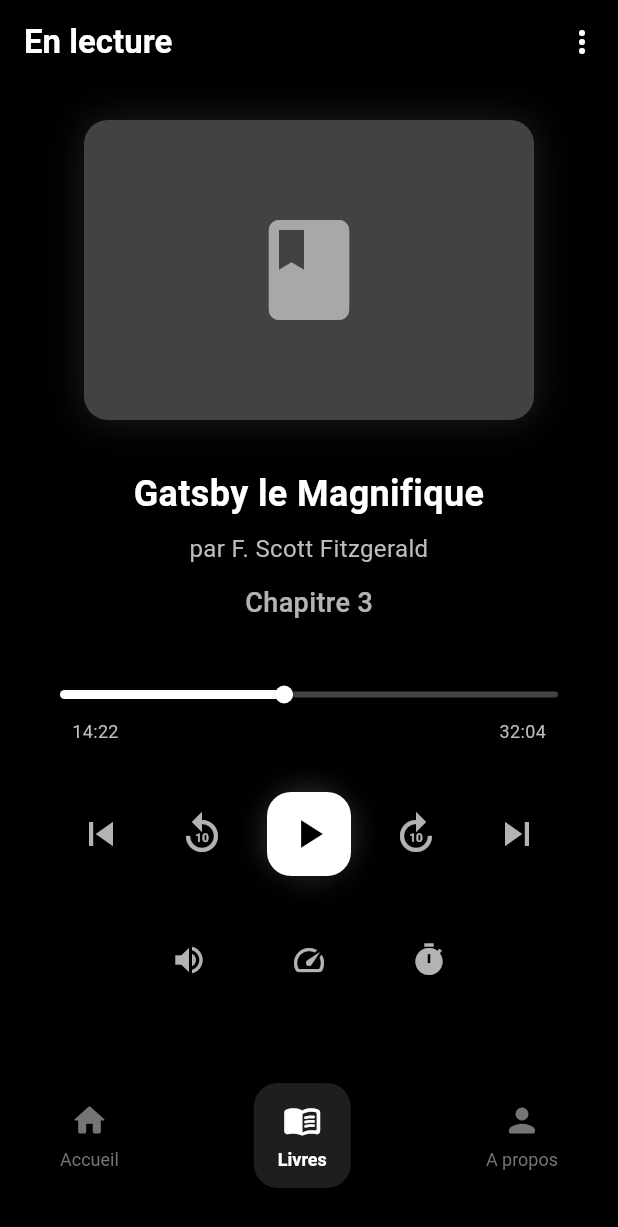
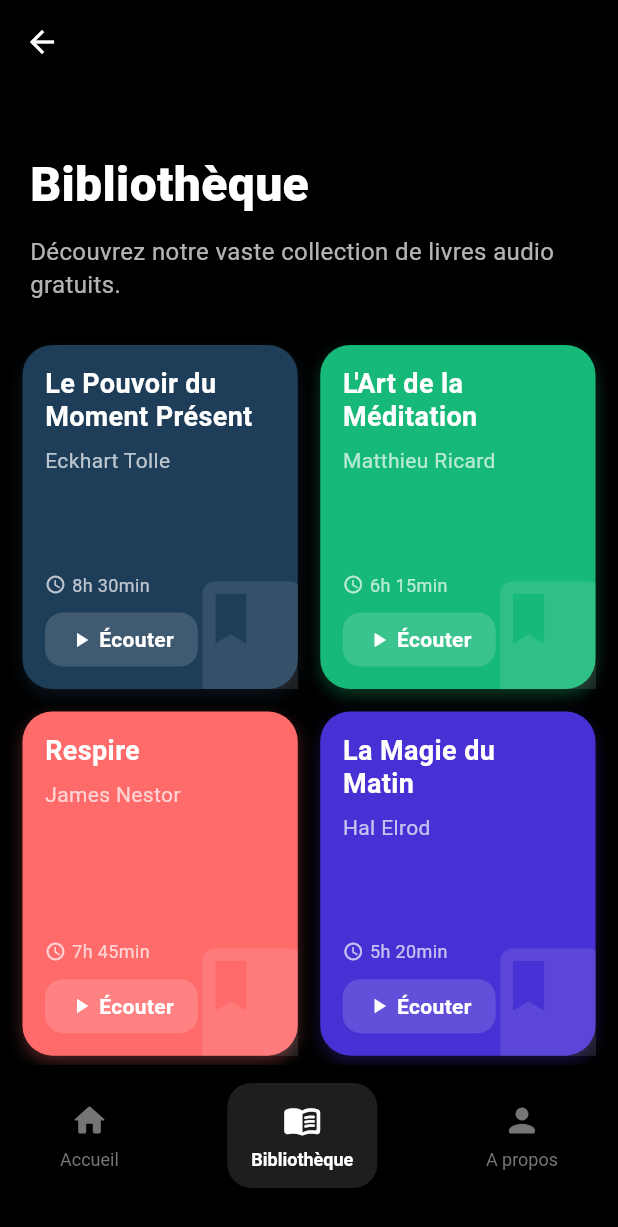
Before and after one commit to JulesNyom/Saga, a Flutter app: the screen it shows after launch, item 2 of the bottom bar chosen, on a phone screen of 412 x 824 dp. Shown: the top 1227 px of the screen. Run offline on Flutter 3.47's test engine with Material 3 defaults, Android fonts, the phone set to English and light mode, and no system bars.

Commit message:
Modified the design of the bibliothèque page

```diff
--- a/saga/lib/screens/tab_manager.dart
+++ b/saga/lib/screens/tab_manager.dart
@@ -45,7 +45,7 @@ class _HomepageState extends State<Homepage> with TickerProviderStateMixin {
               ),
               _buildNavItem(
                 1,
-                "Livres",
+                "Bibliothèque",
                 Icons.menu_book_rounded,
               ),
               _buildNavItem(
--- a/saga/lib/screens/tab_screens/listen.dart
+++ b/saga/lib/screens/tab_screens/listen.dart
@@ -1,238 +1,320 @@
 import 'package:flutter/material.dart';
+import 'package:flutter/services.dart';
 
 class Listen extends StatefulWidget {
-  const Listen({Key? key}) : super(key: key);
+  const Listen({super.key});
 
   @override
-  _ListenState createState() => _ListenState();
+  State<Listen> createState() => _BooksPageState();
 }
 
-class _ListenState extends State<Listen> {
-  bool isPlaying = false;
+class _BooksPageState extends State<Listen> {
+  final ScrollController _scrollController = ScrollController();
+  double _scrollOffset = 0.0;
 
-  final Map<String, dynamic> currentBook = {
-    'title': 'Gatsby le Magnifique',
-    'author': 'F. Scott Fitzgerald',
-    'coverUrl': 'https://example.com/cover.jpg',
-    'description': 'Se déroulant pendant l\'été 1922 à Long Island, ce classique américain suit le mystérieux millionnaire Jay Gatsby et son obsession pour Daisy Buchanan.',
-    'currentChapter': 'Chapitre 3',
-    'progress': 0.45,
-  };
+  // Expanded books list with additional details
+  final List<Map<String, dynamic>> books = [
+    {
+      'title': 'Le Pouvoir du Moment Présent',
+      'author': 'Eckhart Tolle',
+      'duration': '8h 30min',
+      'color': const Color(0xFF1E3D59),
+    },
+    {
+      'title': 'L\'Art de la Méditation',
+      'author': 'Matthieu Ricard',
+      'duration': '6h 15min',
+      'color': const Color(0xFF17B978),
+    },
+    {
+      'title': 'Respire',
+      'author': 'James Nestor',
+      'duration': '7h 45min',
+      'color': const Color(0xFFFF6B6B),
+    },
+    {
+      'title': 'La Magie du Matin',
+      'author': 'Hal Elrod',
+      'duration': '5h 20min',
+      'color': const Color(0xFF4831D4),
+    },
+    {
+      'title': 'Calme et Attentif',
+      'author': 'Susan Kaiser Greenland',
+      'duration': '4h 50min',
+      'color': const Color(0xFFCCF381),
+    },
+    {
+      'title': 'Le Miracle du Mindfulness',
+      'author': 'Thich Nhat Hanh',
+      'duration': '6h 40min',
+      'color': const Color(0xFF317773),
+    },
+    {
+      'title': 'Méditer Jour Après Jour',
+      'author': 'Christophe André',
+      'duration': '9h 15min',
+      'color': const Color(0xFFE2D810),
+    },
+    {
+      'title': 'La Voie des Émotions',
+      'author': 'Clarisse Gardet',
+      'duration': '5h 55min',
+      'color': const Color(0xFFD92027),
+    },
+    {
+      'title': 'Le Livre du Hygge',
+      'author': 'Meik Wiking',
+      'duration': '4h 30min',
+      'color': const Color(0xFF8E44AD),
+    },
+  ];
+
+  @override
+  void initState() {
+    super.initState();
+    _scrollController.addListener(_onMainScroll);
+  }
+
+  @override
+  void dispose() {
+    _scrollController.removeListener(_onMainScroll);
+    _scrollController.dispose();
+    super.dispose();
+  }
+
+  void _onMainScroll() {
+    setState(() {
+      _scrollOffset = _scrollController.offset;
+    });
+  }
+
+  void _navigateToListenPage(BuildContext context) {
+    HapticFeedback.mediumImpact();
+    // TODO: Implement navigation to Listen page
+    print('Navigating to Listen page');
+  }
+
+  double get _appBarOpacity {
+    const showAt = 20.0;
+    const fullyVisibleAt = 100.0;
+
+    if (_scrollOffset <= showAt) return 0.0;
+    if (_scrollOffset >= fullyVisibleAt) return 1.0;
+
+    return (_scrollOffset - showAt) / (fullyVisibleAt - showAt);
+  }
 
   @override
   Widget build(BuildContext context) {
     return Scaffold(
       backgroundColor: Colors.black,
-      appBar: AppBar(
-        backgroundColor: Colors.black,
-        title: const Text(
-          'En lecture',
+      extendBodyBehindAppBar: true,
+      appBar: PreferredSize(
+        preferredSize: const Size.fromHeight(kToolbarHeight),
+        child: AnimatedContainer(
+          duration: const Duration(milliseconds: 150),
+          child: AppBar(
+            backgroundColor: Colors.black.withOpacity(_appBarOpacity),
+            elevation: _appBarOpacity * 4,
+            leading: IconButton(
+              icon: const Icon(Icons.arrow_back, color: Colors.white),
+              onPressed: () => Navigator.pop(context),
+            ),
+            flexibleSpace: Container(
+              decoration: BoxDecoration(
+                gradient: LinearGradient(
+                  begin: Alignment.topCenter,
+                  end: Alignment.bottomCenter,
+                  colors: [
+                    Colors.black.withOpacity(_appBarOpacity * 0.8),
+                    Colors.black.withOpacity(0.0),
+                  ],
+                ),
+              ),
+            ),
+            title: Opacity(
+              opacity: _appBarOpacity,
+              child: const Text(
+                'Bibliothèque',
                 style: TextStyle(
                   color: Colors.white,
-            fontWeight: FontWeight.w600,
+                  fontSize: 22,
+                  fontWeight: FontWeight.w900,
                 ),
               ),
-        elevation: 0,
+            ),
             actions: [
-          IconButton(
-            icon: const Icon(Icons.more_vert, color: Colors.white),
+              Opacity(
+                opacity: _appBarOpacity,
+                child: IconButton(
+                  icon: const Icon(Icons.search, color: Colors.white),
                   onPressed: () {},
-          ),
-        ],
-      ),
-      body: SingleChildScrollView(
-        child: Padding(
-          padding: const EdgeInsets.all(24.0),
-          child: Column(
-            crossAxisAlignment: CrossAxisAlignment.start,
-            children: [
-              // Book Cover
-              Center(
-                child: Container(
-                  width: 300,
-                  height: 200,
-                  decoration: BoxDecoration(
-                    color: Colors.grey[800],
-                    borderRadius: BorderRadius.circular(16),
-                    boxShadow: [
-                      BoxShadow(
-                        color: Colors.white.withOpacity(0.1),
-                        blurRadius: 20,
-                        spreadRadius: 2,
-                      ),
-                    ],
-                  ),
-                  child: const Icon(Icons.book, size: 80, color: Colors.white54),
-                ),
-              ),
-              const SizedBox(height: 32),
-
-              // Book Title and Author
-              Center(
-                child: Column(
-                  children: [
-                    Text(
-                      currentBook['title'],
-                      style: const TextStyle(
-                        color: Colors.white,
-                        fontSize: 24,
-                        fontWeight: FontWeight.bold,
-                      ),
-                      textAlign: TextAlign.center,
-                    ),
-                    const SizedBox(height: 8),
-                    Text(
-                      'par ${currentBook['author']}',
-                      style: TextStyle(
-                        color: Colors.grey[400],
-                        fontSize: 16,
-                      ),
-                      textAlign: TextAlign.center,
-                    ),
-                    const SizedBox(height: 12),
-                    Text(
-                      currentBook['currentChapter'],
-                      style: const TextStyle(
-                        color: Colors.white70,
-                        fontSize: 18,
-                        fontWeight: FontWeight.w500,
                 ),
               ),
             ],
           ),
         ),
-              const SizedBox(height: 32),
-
-              // Progress Slider
-              SliderTheme(
-                data: SliderThemeData(
-                  trackHeight: 4,
-                  activeTrackColor: Colors.white,
-                  inactiveTrackColor: Colors.grey[800],
-                  thumbColor: Colors.white,
-                  thumbShape: const RoundSliderThumbShape(enabledThumbRadius: 6),
-                  overlayColor: Colors.white.withOpacity(0.2),
-                  overlayShape: const RoundSliderOverlayShape(overlayRadius: 16),
       ),
-                child: Slider(
-                  value: currentBook['progress'],
-                  onChanged: (value) {
-                    setState(() {
-                      currentBook['progress'] = value;
-                    });
-                  },
+      body: CustomScrollView(
+        controller: _scrollController,
+        physics: const BouncingScrollPhysics(),
+        slivers: [
+          SliverToBoxAdapter(
+            child: Padding(
+              padding: const EdgeInsets.fromLTRB(20, 100, 20, 30),
+              child: Column(
+                crossAxisAlignment: CrossAxisAlignment.start,
+                children: [
+                  const Text(
+                    'Bibliothèque',
+                    style: TextStyle(
+                      color: Colors.white,
+                      fontSize: 32,
+                      fontWeight: FontWeight.w900,
                     ),
                   ),
-
-              // Time indicators
-              Padding(
-                padding: const EdgeInsets.symmetric(horizontal: 24),
-                child: Row(
-                  mainAxisAlignment: MainAxisAlignment.spaceBetween,
-                  children: [
+                  const SizedBox(height: 10),
                   Text(
-                      '14:22',
-                      style: TextStyle(color: Colors.grey[400], fontSize: 12),
+                    'Découvrez notre vaste collection de livres audio gratuits.',
+                    style: TextStyle(
+                      color: Colors.white.withOpacity(0.7),
+                      fontSize: 16,
+                      height: 1.4,
                     ),
-                    Text(
-                      '32:04',
-                      style: TextStyle(color: Colors.grey[400], fontSize: 12),
                   ),
                 ],
               ),
             ),
-
-              const SizedBox(height: 32),
-
-              // Player Controls
-              Row(
-                mainAxisAlignment: MainAxisAlignment.spaceEvenly,
-                children: [
-                  IconButton(
-                    icon: const Icon(Icons.skip_previous),
-                    iconSize: 32,
-                    color: Colors.white70,
-                    onPressed: () {},
-                    tooltip: 'Chapitre précédent',
           ),
-                  IconButton(
-                    icon: const Icon(Icons.replay_10),
-                    iconSize: 32,
-                    color: Colors.white70,
-                    onPressed: () {},
-                    tooltip: 'Reculer de 10 secondes',
+          SliverPadding(
+            padding: const EdgeInsets.symmetric(horizontal: 15),
+            sliver: SliverGrid(
+              gridDelegate: const SliverGridDelegateWithFixedCrossAxisCount(
+                crossAxisCount: 2,
+                childAspectRatio: 0.8,
+                crossAxisSpacing: 15,
+                mainAxisSpacing: 15,
               ),
-                  Container(
-                    decoration: BoxDecoration(
-                      color: Colors.white,
-                      shape: BoxShape.circle,
-                      boxShadow: [
-                        BoxShadow(
-                          color: Colors.white.withOpacity(0.2),
-                          blurRadius: 15,
-                          spreadRadius: 2,
+              delegate: SliverChildBuilderDelegate(
+                (context, index) => _buildExpandedBookCard(index),
+                childCount: books.length,
+              ),
+            ),
+          ),
+          const SliverToBoxAdapter(
+            child: SizedBox(height: 30),
           ),
         ],
       ),
-                    child: FloatingActionButton(
-                      backgroundColor: Colors.white,
-                      onPressed: () {
-                        setState(() {
-                          isPlaying = !isPlaying;
-                        });
-                      },
-                      tooltip: isPlaying ? 'Pause' : 'Lecture',
-                      child: Icon(
-                        isPlaying ? Icons.pause : Icons.play_arrow,
-                        size: 32,
-                        color: Colors.black,
-                      ),
-                    ),
-                  ),
-                  IconButton(
-                    icon: const Icon(Icons.forward_10),
-                    iconSize: 32,
-                    color: Colors.white70,
-                    onPressed: () {},
-                    tooltip: 'Avancer de 10 secondes',
-                  ),
-                  IconButton(
-                    icon: const Icon(Icons.skip_next),
-                    iconSize: 32,
-                    color: Colors.white70,
-                    onPressed: () {},
-                    tooltip: 'Chapitre suivant',
+    );
+  }
+
+  Widget _buildExpandedBookCard(int index) {
+    return Material(
+      color: Colors.transparent,
+      child: InkWell(
+        onTap: () => _navigateToListenPage(context),
+        borderRadius: BorderRadius.circular(20),
+        child: Container(
+          decoration: BoxDecoration(
+            color: books[index]['color'],
+            borderRadius: BorderRadius.circular(20),
+            boxShadow: [
+              BoxShadow(
+                color: books[index]['color'].withOpacity(0.3),
+                blurRadius: 8,
+                offset: const Offset(0, 4),
               ),
             ],
           ),
-
-              const SizedBox(height: 32),
-
-              // Additional controls
+          child: Stack(
+            children: [
+              Positioned(
+                right: -20,
+                bottom: -20,
+                child: Icon(
+                  Icons.book,
+                  size: 100,
+                  color: Colors.white.withOpacity(0.1),
+                ),
+              ),
+              Padding(
+                padding: const EdgeInsets.all(15),
+                child: Column(
+                  crossAxisAlignment: CrossAxisAlignment.start,
+                  children: [
+                    Text(
+                      books[index]['title'],
+                      style: const TextStyle(
+                        color: Colors.white,
+                        fontSize: 18,
+                        fontWeight: FontWeight.bold,
+                        height: 1.2,
+                      ),
+                      maxLines: 2,
+                      overflow: TextOverflow.ellipsis,
+                    ),
+                    const SizedBox(height: 8),
+                    Text(
+                      books[index]['author'],
+                      style: TextStyle(
+                        color: Colors.white.withOpacity(0.7),
+                        fontSize: 14,
+                      ),
+                      maxLines: 1,
+                      overflow: TextOverflow.ellipsis,
+                    ),
+                    const Spacer(),
                     Row(
-                mainAxisAlignment: MainAxisAlignment.center,
                       children: [
-                  IconButton(
-                    icon: const Icon(Icons.volume_up),
-                    color: Colors.white70,
-                    onPressed: () {},
-                    tooltip: 'Volume',
+                        Icon(
+                          Icons.access_time,
+                          color: Colors.white.withOpacity(0.7),
+                          size: 14,
                         ),
-                  const SizedBox(width: 32),
-                  IconButton(
-                    icon: const Icon(Icons.speed),
-                    color: Colors.white70,
-                    onPressed: () {},
-                    tooltip: 'Vitesse de lecture',
+                        const SizedBox(width: 4),
+                        Text(
+                          books[index]['duration'],
+                          style: TextStyle(
+                            color: Colors.white.withOpacity(0.7),
+                            fontSize: 12,
                           ),
-                  const SizedBox(width: 32),
-                  IconButton(
-                    icon: const Icon(Icons.timer),
-                    color: Colors.white70,
-                    onPressed: () {},
-                    tooltip: 'Minuterie de sommeil',
                         ),
                       ],
+                    ),
+                    const SizedBox(height: 10),
+                    Container(
+                      padding: const EdgeInsets.symmetric(
+                        horizontal: 16,
+                        vertical: 8,
+                      ),
+                      decoration: BoxDecoration(
+                        color: Colors.white.withOpacity(0.15),
+                        borderRadius: BorderRadius.circular(12),
+                      ),
+                      child: const Row(
+                        mainAxisSize: MainAxisSize.min,
+                        children: [
+                          Icon(
+                            Icons.play_arrow,
+                            color: Colors.white,
+                            size: 16,
+                          ),
+                          SizedBox(width: 4),
+                          Text(
+                            'Écouter',
+                            style: TextStyle(
+                              color: Colors.white,
+                              fontSize: 14,
+                              fontWeight: FontWeight.bold,
+                            ),
+                          ),
+                        ],
+                      ),
+                    ),
+                  ],
+                ),
               ),
             ],
           ),
```
Lines whose indentation alone changed are shown as unchanged.
